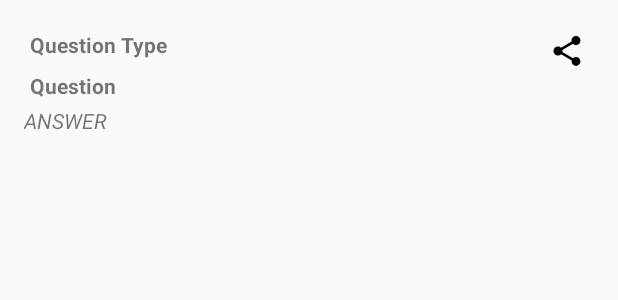
After one commit to Amoora/DevZone, an Android app: the layout question_list_model.xml on its own in the app's theme, with its tools: preview values and no code run, on a phone screen of 412 x 824 dp. The commit adds this screen. Shown: the top 300 px of the screen. Run offline under Robolectric (Android 15) with nearby library versions, the phone set to English and light mode, and no system bars.

Commit message:
8/7/2018 QuestionsList

```diff
--- /dev/null
+++ b/app/src/main/res/drawable/ic_share_black_24dp.xml
@@ -0,0 +1,9 @@
+<vector xmlns:android="http://schemas.android.com/apk/res/android"
+    android:width="24dp"
+    android:height="24dp"
+    android:viewportHeight="24.0"
+    android:viewportWidth="24.0">
+    <path
+        android:fillColor="#FF000000"
+        android:pathData="M18,16.08c-0.76,0 -1.44,0.3 -1.96,0.77L8.91,12.7c0.05,-0.23 0.09,-0.46 0.09,-0.7s-0.04,-0.47 -0.09,-0.7l7.05,-4.11c0.54,0.5 1.25,0.81 2.04,0.81 1.66,0 3,-1.34 3,-3s-1.34,-3 -3,-3 -3,1.34 -3,3c0,0.24 0.04,0.47 0.09,0.7L8.04,9.81C7.5,9.31 6.79,9 6,9c-1.66,0 -3,1.34 -3,3s1.34,3 3,3c0.79,0 1.5,-0.31 2.04,-0.81l7.12,4.16c-0.05,0.21 -0.08,0.43 -0.08,0.65 0,1.61 1.31,2.92 2.92,2.92 1.61,0 2.92,-1.31 2.92,-2.92s-1.31,-2.92 -2.92,-2.92z" />
+</vector>
--- /dev/null
+++ b/app/src/main/res/layout/question_list_model.xml
@@ -0,0 +1,42 @@
+<?xml version="1.0" encoding="utf-8"?>
+<RelativeLayout xmlns:android="http://schemas.android.com/apk/res/android"
+    android:layout_width="match_parent"
+    android:layout_height="wrap_content"
+    android:layout_margin="8dp"
+    android:padding="8dp">
+
+    <TextView
+        android:id="@+id/question_type_placeholder"
+        android:layout_width="wrap_content"
+        android:layout_height="wrap_content"
+        android:layout_alignParentStart="true"
+        android:padding="4dp"
+        android:text="@string/question_type"
+        android:textStyle="bold" />
+
+    <TextView
+        android:id="@+id/question"
+        android:layout_width="wrap_content"
+        android:layout_height="wrap_content"
+        android:layout_below="@id/question_type_placeholder"
+        android:layout_margin="4dp"
+        android:text="@string/question"
+        android:textStyle="bold" />
+
+    <TextView
+        android:id="@+id/question_answer"
+        android:layout_width="wrap_content"
+        android:layout_height="wrap_content"
+        android:layout_below="@id/question"
+        android:text="@string/answer"
+        android:textStyle="italic" />
+
+    <ImageView
+        android:id="@+id/share_button"
+        android:layout_width="wrap_content"
+        android:layout_height="wrap_content"
+        android:layout_alignParentEnd="true"
+        android:layout_margin="6dp"
+        android:src="@drawable/ic_share_black_24dp" />
+
+</RelativeLayout>
--- a/app/src/main/res/values/strings.xml
+++ b/app/src/main/res/values/strings.xml
@@ -3,6 +3,9 @@
     <string name="ask_question_here">ASK QUESTION HERE</string>
     <string name="ask_your_question">ASK YOUR QUESTION</string>
     <string name="ask">ASK</string>
+    <string name="question_type">Question Type</string>
+    <string name="question">Question</string>
+    <string name="answer">ANSWER</string>
 
     <string-array name="question_types">
         <item>WEB</item>
```
Also changed, not shown: app/build.gradle (+14 -8 lines), app/src/main/AndroidManifest.xml (+4 -6 lines), app/src/main/java/com/example/soosyamoora/devzone/ListOfQuestions.java (added, +63 -0 lines), app/src/main/java/com/example/soosyamoora/devzone/QuestionEntity.java (added, +36 -0 lines), app/src/main/java/com/example/soosyamoora/devzone/QuestionsListAdapter.java (added, +73 -0 lines), app/src/main/res/drawable/ic_computer_black_24dp.xml (added, +9 -0 lines), app/src/main/res/layout/activity_list_of_questions.xml (added, +15 -0 lines), build.gradle (+6 -1 lines), gradle/wrapper/gradle-wrapper.properties.
